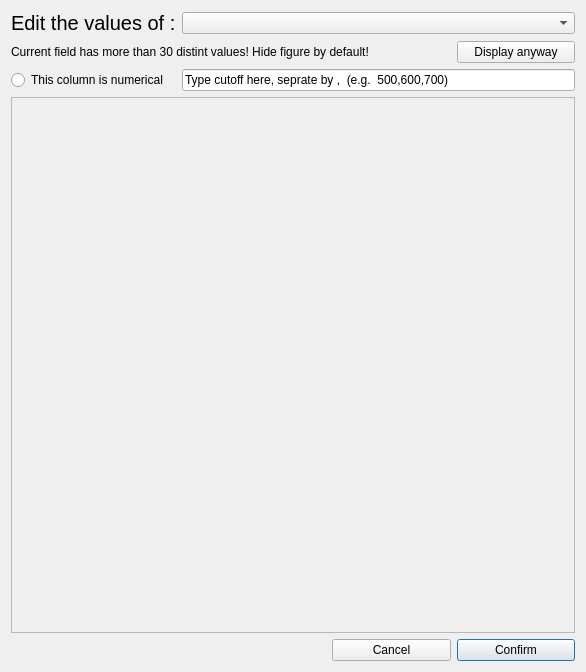
Above: batch_dialog.ui from WilsonImmunologyLab/VGenes before the change. Below: the same form after it.
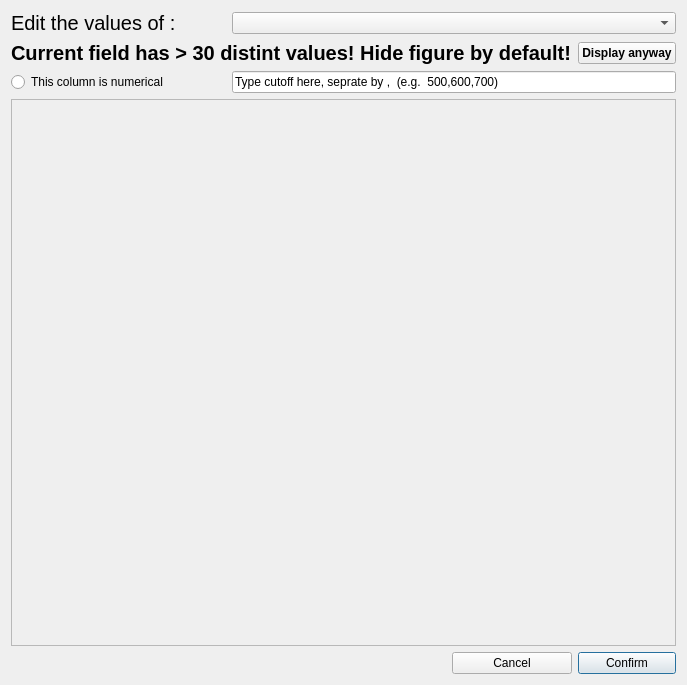
That is the form after the change.

Diff of the .ui file:
```diff
--- a/batch_dialog.ui
+++ b/batch_dialog.ui
@@ -6,8 +6,8 @@
    <rect>
     <x>0</x>
     <y>0</y>
-    <width>586</width>
-    <height>672</height>
+    <width>601</width>
+    <height>685</height>
    </rect>
   </property>
   <property name="windowTitle">
@@ -37,8 +37,8 @@
        <rect>
         <x>0</x>
         <y>0</y>
-        <width>560</width>
-        <height>492</height>
+        <width>575</width>
+        <height>508</height>
        </rect>
       </property>
       <layout class="QGridLayout" name="gridLayout_3">
@@ -128,6 +128,12 @@
    </item>
    <item row="1" column="3">
     <widget class="QPushButton" name="DisplayTip">
+     <property name="font">
+      <font>
+       <weight>75</weight>
+       <bold>true</bold>
+      </font>
+     </property>
      <property name="text">
       <string>Display anyway</string>
      </property>
@@ -135,8 +141,18 @@
    </item>
    <item row="1" column="0" colspan="3">
     <widget class="QLabel" name="labelTip">
+     <property name="font">
+      <font>
+       <pointsize>15</pointsize>
+       <weight>75</weight>
+       <bold>true</bold>
+      </font>
+     </property>
      <property name="text">
-      <string>Current field has more than 30 distint values! Hide figure by default!</string>
+      <string>Current field has &gt; 30 distint values! Hide figure by default!</string>
+     </property>
+     <property name="wordWrap">
+      <bool>false</bool>
      </property>
     </widget>
    </item>
```
